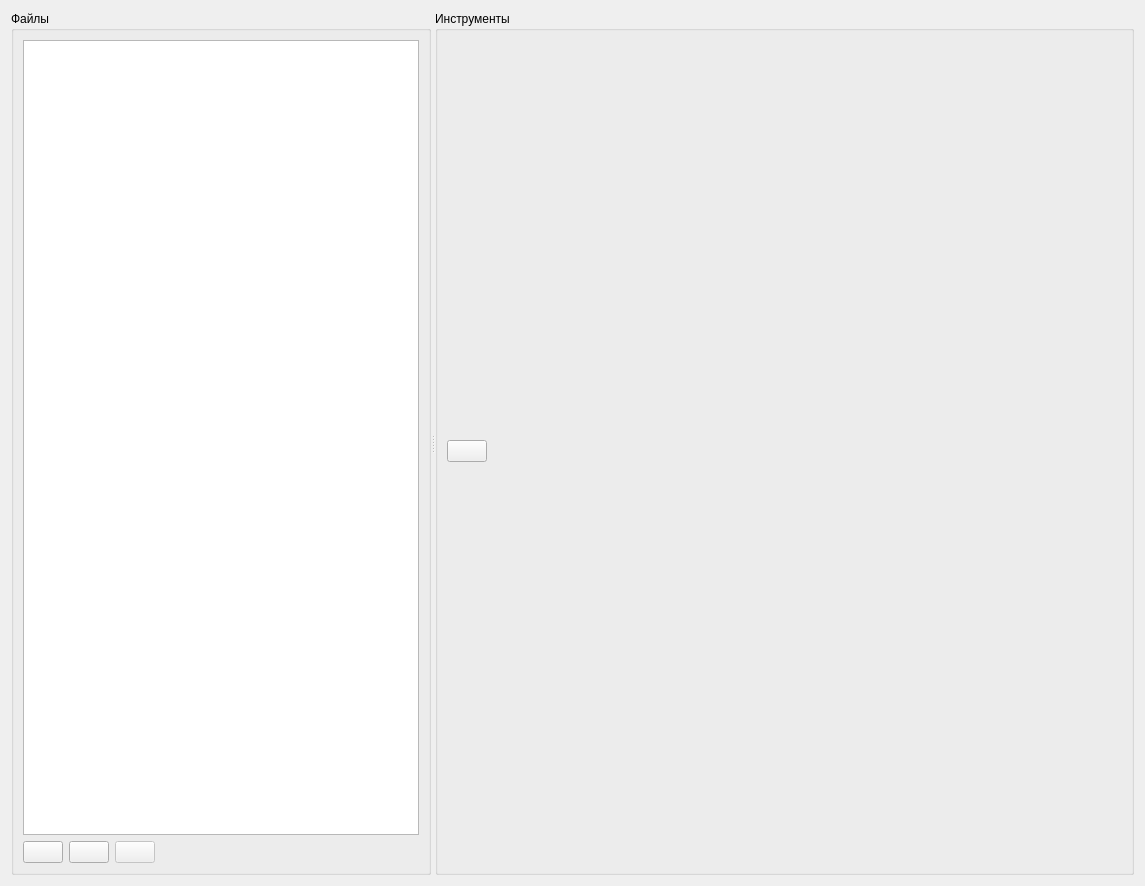
Old version of the form GhastlyLion/GhastlyLion.ui in the repository Ingener74/White-Albatross.
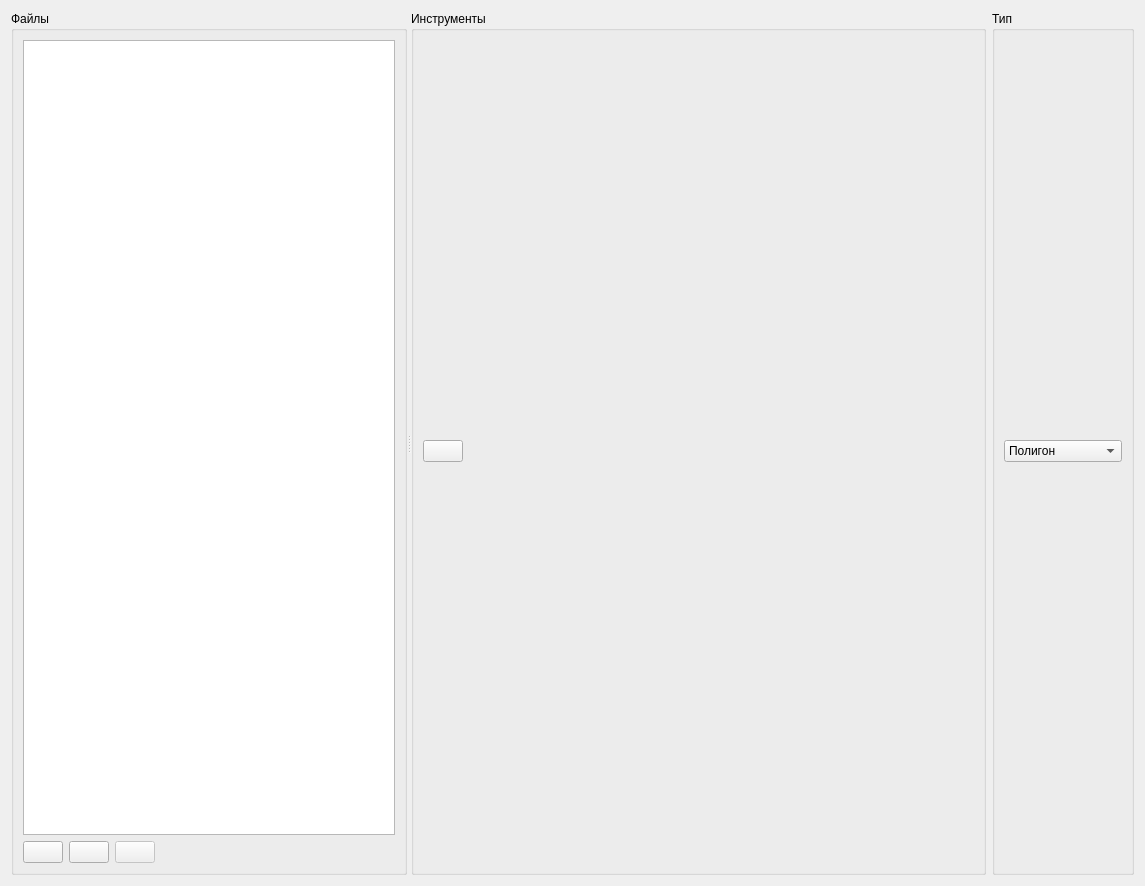
New version of the form. Icons and pictures are not drawn.

```diff
--- a/GhastlyLion/GhastlyLion.ui
+++ b/GhastlyLion/GhastlyLion.ui
@@ -35,7 +35,7 @@
       </property>
       <layout class="QVBoxLayout" name="verticalLayout">
        <item>
-        <widget class="QListView" name="imagesList"/>
+        <widget class="QListWidget" name="imagesList"/>
        </item>
        <item>
         <layout class="QHBoxLayout" name="horizontalLayout_2">
@@ -122,6 +122,8 @@
      <widget class="QWidget" name="verticalLayoutWidget">
       <layout class="QVBoxLayout" name="workLayout">
        <item>
+        <layout class="QHBoxLayout" name="horizontalLayout_4">
+         <item>
         <widget class="QGroupBox" name="groupBox">
          <property name="title">
           <string>Инструменты</string>
@@ -151,7 +153,7 @@
             </property>
             <property name="sizeHint" stdset="0">
              <size>
-              <width>402</width>
+                <width>299</width>
               <height>20</height>
              </size>
             </property>
@@ -159,6 +161,36 @@
           </item>
          </layout>
         </widget>
+         </item>
+         <item>
+          <widget class="QGroupBox" name="groupBox_3">
+           <property name="title">
+            <string>Тип</string>
+           </property>
+           <layout class="QVBoxLayout" name="verticalLayout_2">
+            <item>
+             <widget class="QComboBox" name="type">
+              <item>
+               <property name="text">
+                <string>Полигон</string>
+               </property>
+              </item>
+              <item>
+               <property name="text">
+                <string>Прямоугольник</string>
+               </property>
+              </item>
+              <item>
+               <property name="text">
+                <string>Круг</string>
+               </property>
+              </item>
+             </widget>
+            </item>
+           </layout>
+          </widget>
+         </item>
+        </layout>
        </item>
       </layout>
      </widget>
```
Left out of the diff: 20 changed lines with no effect on the pictures. Lines whose indentation alone changed are shown as unchanged.
